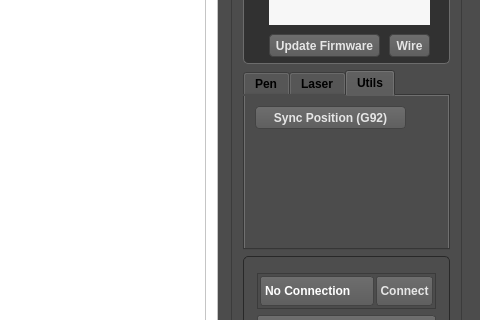
This is mDraw_Qt/newmdraw.ui in Makeblock-official/mDrawQt as Qt 5 draws it before an edit; both pictures show x 589 to 1069 and y 168 to 488 of the 1069 by 744 pixel window. The edited form follows.
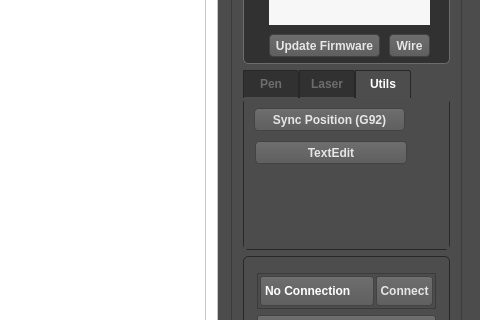
This is the edited form. Icons and pictures are not drawn. Custom widgets are drawn as their Qt base class.

Commit message: add font edit dialog-ToDo:Optimization Html and auto load the *.woff file

Patch:
```diff
--- a/mDraw_Qt/newmdraw.ui
+++ b/mDraw_Qt/newmdraw.ui
@@ -374,7 +374,25 @@
  QTabBar::tab:selected{
 	 color: white;
 	 background-color: rgb(77, 77, 77);
- }r</string>
+ }
+ QPushButton {
+	 color: rgb(230,230,230);
+     border: 1px solid rgb(67,67,67);
+     border-radius: 4px;
+	 background-color: qlineargradient(x1:0,y1:0,x2:0,y2:1,stop:0 #6E6E6E,stop:1 #5F5F5F);
+ }
+
+ QPushButton::hover {
+	 color: rgb(231,231,231);
+	 background-color: qlineargradient(x1:0,y1:0,x2:0,y2:1,stop:0 #858585,stop:1 #787878);
+ }
+
+ QPushButton:pressed {
+	 color: rgb(231,231,231);
+	 background-color: qlineargradient(x1:0,y1:0,x2:0,y2:1,stop:0 #646464,stop:0.7 #828282,stop:1 #6E6E6E);
+ }
+
+</string>
        </property>
        <property name="tabShape">
         <enum>QTabWidget::Rounded</enum>
@@ -795,29 +813,32 @@
           </font>
          </property>
          <property name="styleSheet">
-          <string notr="true"> QPushButton {
-	 color: rgb(230,230,230);
-     border: 1px solid rgb(67,67,67);
-     border-radius: 4px;
-	 background-color: qlineargradient(x1:0,y1:0,x2:0,y2:1,stop:0 #6E6E6E,stop:1 #5F5F5F);
- }
-
- QPushButton::hover {
-	 color: rgb(231,231,231);
-	 background-color: qlineargradient(x1:0,y1:0,x2:0,y2:1,stop:0 #858585,stop:1 #787878);
- }
-
- QPushButton:pressed {
-	 color: rgb(231,231,231);
-	 background-color: qlineargradient(x1:0,y1:0,x2:0,y2:1,stop:0 #646464,stop:0.7 #828282,stop:1 #6E6E6E);
- }
-
-</string>
+          <string notr="true"/>
          </property>
          <property name="text">
           <string>Sync Position (G92)</string>
          </property>
         </widget>
+        <widget class="QPushButton" name="btnEdit">
+         <property name="geometry">
+          <rect>
+           <x>11</x>
+           <y>43</y>
+           <width>152</width>
+           <height>23</height>
+          </rect>
+         </property>
+         <property name="font">
+          <font>
+           <family>Arial</family>
+           <weight>75</weight>
+           <bold>true</bold>
+          </font>
+         </property>
+         <property name="text">
+          <string>TextEdit</string>
+         </property>
+        </widget>
        </widget>
       </widget>
      </item>
```
The commit also changes 15 other files.
